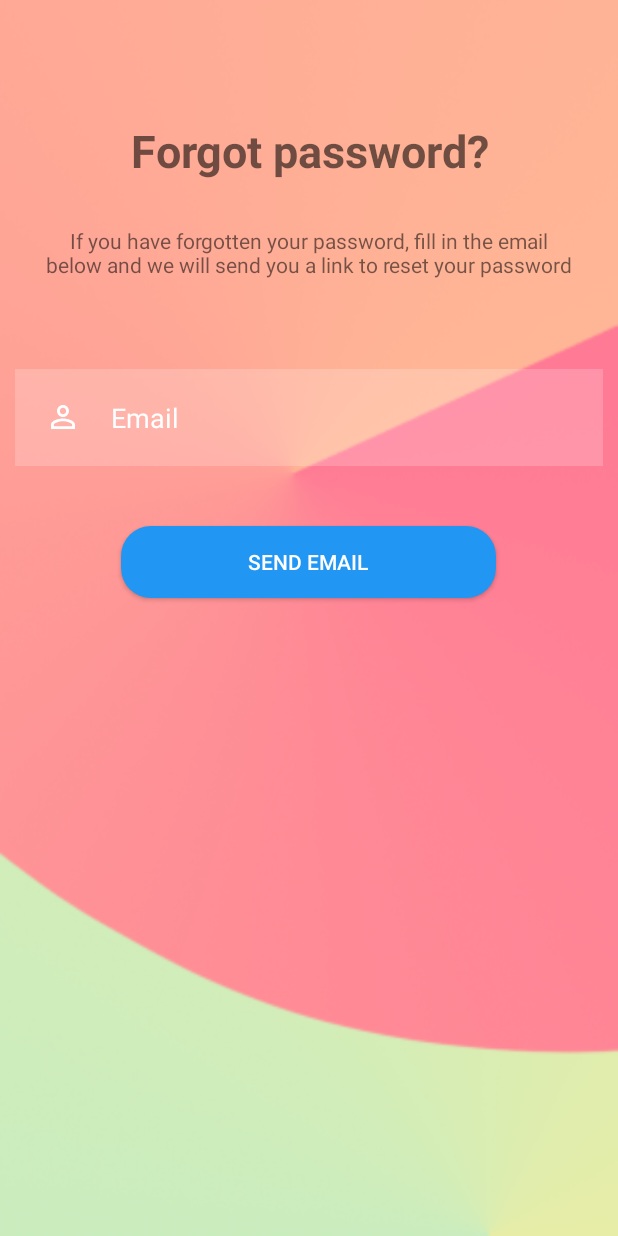
After one commit to RaZzV2/News, an Android app: the ForgotPasswordActivity screen opened directly, with no data from a screen before it, on a phone screen of 412 x 824 dp. The commit adds this screen. Run offline under Robolectric (Android 15) with nearby library versions, the phone set to English and light mode, and no system bars; our stand-ins replace Firebase (no records; nobody signed in at launch, a user with empty details on screens opened directly).

Commit message:
added forgot password activity

```diff
--- a/app/src/main/AndroidManifest.xml
+++ b/app/src/main/AndroidManifest.xml
@@ -14,6 +14,9 @@
         android:theme="@style/Theme.News"
         android:usesCleartextTraffic="true"
         tools:targetApi="31">
+        <activity
+            android:name=".ForgotPasswordActivity"
+            android:exported="false" />
         <activity
             android:name=".EmailOpener"
             android:exported="false" />
--- /dev/null
+++ b/app/src/main/java/com/example/news/ForgotPasswordActivity.java
@@ -0,0 +1,37 @@
+package com.example.news;
+
+import android.os.Bundle;
+import android.widget.Button;
+import android.widget.EditText;
+import android.widget.Toast;
+
+import androidx.appcompat.app.AppCompatActivity;
+
+public class ForgotPasswordActivity extends AppCompatActivity {
+    AuthManager authManager;
+    EditText email;
+    Button sendEmail;
+
+
+    @Override
+    protected void onCreate(Bundle savedInstanceState) {
+        super.onCreate(savedInstanceState);
+        setContentView(R.layout.activity_forgot_password);
+
+        email = findViewById(R.id.email);
+        sendEmail = findViewById(R.id.sendEmail);
+        authManager = new AuthManager();
+
+        sendEmail.setOnClickListener(v -> authManager.getFirebaseAuth().sendPasswordResetEmail(email.getText().toString()).addOnCompleteListener(task -> {
+            if(task.isSuccessful()){
+                Toast.makeText(ForgotPasswordActivity.this, "Password reset email sent!", Toast.LENGTH_SHORT).show();
+            }
+            else {
+                Toast.makeText(ForgotPasswordActivity.this, "Failed to send password reset email!", Toast.LENGTH_SHORT).show();
+            }
+        }));
+
+
+
+    }
+}
--- a/app/src/main/java/com/example/news/MainActivity.java
+++ b/app/src/main/java/com/example/news/MainActivity.java
@@ -2,6 +2,7 @@ package com.example.news;
 import android.content.Intent;
 import android.os.Bundle;
 import android.util.Log;
+import android.view.View;
 import android.widget.Button;
 import android.widget.EditText;
 import android.widget.TextView;
@@ -24,6 +25,8 @@ public class MainActivity extends AppCompatActivity {
 
     TextView newUser;
     FirebaseAuth firebaseAuth;
+
+    TextView forgotPassword;
 
     @Override
     public void onStart() {
@@ -125,6 +128,7 @@ public class MainActivity extends AppCompatActivity {
         password = findViewById(R.id.password);
         loginButton = findViewById(R.id.login_button);
         newUser = findViewById(R.id.new_user);
+        forgotPassword = findViewById(R.id.forgot_password);
 
         newUser.setOnClickListener(v -> {
             Intent intent = new Intent(MainActivity.this, RegisterActivity.class);
@@ -143,5 +147,9 @@ public class MainActivity extends AppCompatActivity {
             }
         });
 
+        forgotPassword.setOnClickListener(v -> {
+            Intent intent = new Intent(this, ForgotPasswordActivity.class);
+            startActivity(intent);
+        });
     }
 }
--- a/app/src/main/java/com/example/news/ReceiveOTP.java
+++ b/app/src/main/java/com/example/news/ReceiveOTP.java
@@ -4,7 +4,6 @@ import android.annotation.SuppressLint;
 import android.content.Intent;
 import android.os.Bundle;
 import android.os.CountDownTimer;
-import android.view.View;
 import android.widget.Button;
 import android.widget.EditText;
 import android.widget.TextView;
--- /dev/null
+++ b/app/src/main/res/layout/activity_forgot_password.xml
@@ -0,0 +1,76 @@
+<?xml version="1.0" encoding="utf-8"?>
+<RelativeLayout xmlns:android="http://schemas.android.com/apk/res/android"
+    xmlns:tools="http://schemas.android.com/tools"
+    android:layout_width="match_parent"
+    android:layout_height="match_parent"
+    android:background="@drawable/background"
+    tools:context=".ForgotPasswordActivity">
+
+    <LinearLayout
+        android:id="@+id/first"
+        android:layout_width="match_parent"
+        android:layout_height="wrap_content"
+        android:orientation="vertical">
+
+
+        <TextView
+            android:layout_width="match_parent"
+            android:layout_height="wrap_content"
+            android:text="@string/forgot_password"
+            android:textSize="30sp"
+            android:layout_marginTop="80dp"
+            android:textStyle="bold"
+            android:textColor="@color/common_google_signin_btn_text_light"
+            android:gravity="center"/>
+
+        <TextView
+            android:layout_width="match_parent"
+            android:layout_height="wrap_content"
+            android:text="@string/reset_password"
+            android:layout_marginStart="30dp"
+            android:layout_marginEnd="30dp"
+            android:layout_marginTop="30dp"
+            android:gravity="center"/>
+
+        <EditText
+            android:id="@+id/email"
+            android:layout_width="match_parent"
+            android:layout_height="wrap_content"
+            android:layout_marginStart="10dp"
+            android:layout_marginTop="60dp"
+            android:layout_marginEnd="10dp"
+            android:layout_marginBottom="10dp"
+            android:autofillHints="emailAddress"
+            android:background="#30ffffff"
+            android:drawableStart="@drawable/ic_baseline_info_24"
+            android:drawablePadding="20dp"
+            android:hint="@string/email"
+            android:inputType="textEmailAddress"
+            android:padding="20dp"
+            android:textColor="@color/white"
+            android:textColorHint="@color/white" />
+
+    </LinearLayout>
+
+    <LinearLayout
+        android:layout_width="match_parent"
+        android:layout_height="wrap_content"
+        android:orientation="vertical"
+        android:layout_below="@id/first">
+
+        <androidx.appcompat.widget.AppCompatButton
+            android:id="@+id/sendEmail"
+            android:layout_width="250dp"
+            android:layout_height="wrap_content"
+            android:layout_margin="30dp"
+            android:background="@drawable/button_curve"
+            android:backgroundTint="@null"
+            android:layout_gravity="center"
+            android:text="@string/send_email"
+            android:textColor="#FFFFFF" />
+
+    </LinearLayout>
+
+
+
+</RelativeLayout>
--- a/app/src/main/res/values/strings.xml
+++ b/app/src/main/res/values/strings.xml
@@ -50,4 +50,6 @@
     <string name="email_verification">Email Verification</string>
     <string name="email_confirmation">To have full access to the application, you must confirm your email. Press the button below to start the confirmation</string>
     <string name="verify_email">VERIFY EMAIL</string>
+    <string name="reset_password">If you have forgotten your password, fill in the email below and we will send you a link to reset your password</string>
+    <string name="send_email">SEND EMAIL</string>
 </resources>
```
